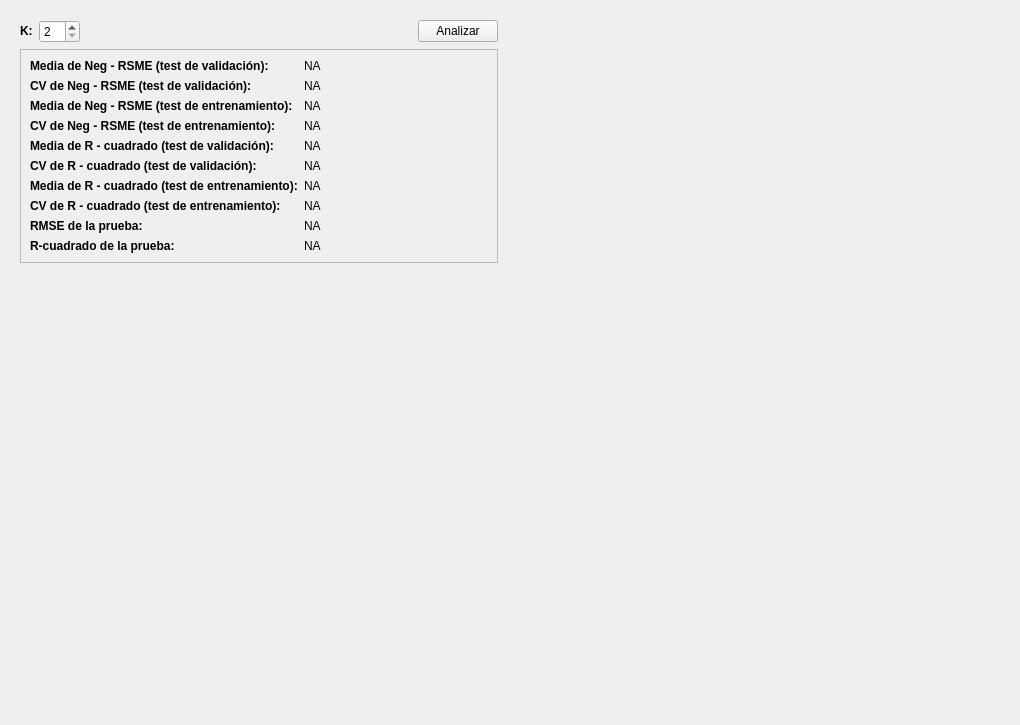
Qt form view/ui/widget_validation_kold.ui (vasha54/apm) before a commit.
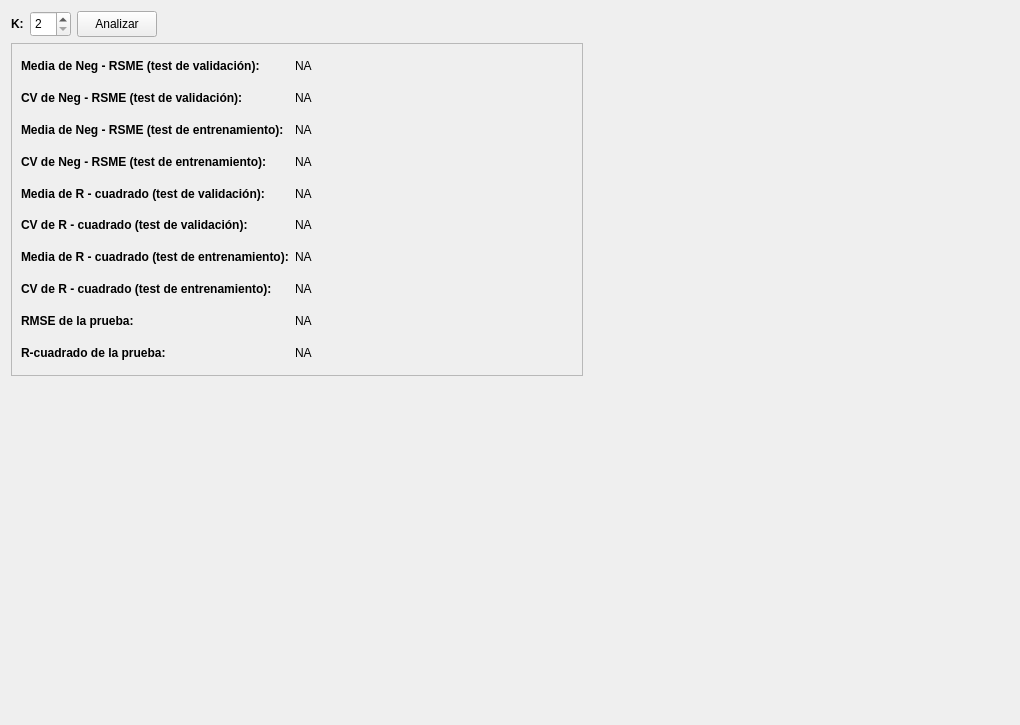
The same form after that commit.

What changed in the file:
```diff
--- a/view/ui/widget_validation_kold.ui
+++ b/view/ui/widget_validation_kold.ui
@@ -13,10 +13,7 @@
   <property name="windowTitle">
    <string>Form</string>
   </property>
-  <layout class="QGridLayout" name="gridLayout_8">
-   <item row="0" column="0">
-    <widget class="QWidget" name="widget" native="true">
-     <layout class="QGridLayout" name="gridLayout_5">
+  <layout class="QGridLayout" name="gridLayout_2">
       <item row="0" column="0">
        <widget class="QLabel" name="label">
         <property name="sizePolicy">
@@ -25,6 +22,18 @@
           <verstretch>0</verstretch>
          </sizepolicy>
         </property>
+     <property name="minimumSize">
+      <size>
+       <width>0</width>
+       <height>26</height>
+      </size>
+     </property>
+     <property name="maximumSize">
+      <size>
+       <width>16777215</width>
+       <height>26</height>
+      </size>
+     </property>
         <property name="font">
          <font>
           <weight>75</weight>
@@ -44,6 +53,18 @@
           <verstretch>0</verstretch>
          </sizepolicy>
         </property>
+     <property name="minimumSize">
+      <size>
+       <width>0</width>
+       <height>26</height>
+      </size>
+     </property>
+     <property name="maximumSize">
+      <size>
+       <width>16777215</width>
+       <height>26</height>
+      </size>
+     </property>
         <property name="minimum">
          <number>2</number>
         </property>
@@ -53,6 +74,31 @@
        </widget>
       </item>
       <item row="0" column="2">
+    <widget class="QPushButton" name="pBAnalizar">
+     <property name="sizePolicy">
+      <sizepolicy hsizetype="Maximum" vsizetype="Maximum">
+       <horstretch>0</horstretch>
+       <verstretch>0</verstretch>
+      </sizepolicy>
+     </property>
+     <property name="minimumSize">
+      <size>
+       <width>0</width>
+       <height>26</height>
+      </size>
+     </property>
+     <property name="maximumSize">
+      <size>
+       <width>16777215</width>
+       <height>26</height>
+      </size>
+     </property>
+     <property name="text">
+      <string>Analizar</string>
+     </property>
+    </widget>
+   </item>
+   <item row="0" column="3" colspan="2">
        <spacer name="horizontalSpacer">
         <property name="orientation">
          <enum>Qt::Horizontal</enum>
@@ -62,27 +108,20 @@
         </property>
         <property name="sizeHint" stdset="0">
          <size>
-          <width>318</width>
-          <height>20</height>
+       <width>840</width>
+       <height>26</height>
          </size>
         </property>
        </spacer>
       </item>
-      <item row="0" column="3">
-       <widget class="QPushButton" name="pBAnalizar">
-        <property name="sizePolicy">
-         <sizepolicy hsizetype="Maximum" vsizetype="Maximum">
-          <horstretch>0</horstretch>
-          <verstretch>0</verstretch>
-         </sizepolicy>
-        </property>
-        <property name="text">
-         <string>Analizar</string>
-        </property>
-       </widget>
-      </item>
       <item row="1" column="0" colspan="4">
        <widget class="QFrame" name="frameResult">
+     <property name="sizePolicy">
+      <sizepolicy hsizetype="Minimum" vsizetype="Minimum">
+       <horstretch>0</horstretch>
+       <verstretch>0</verstretch>
+      </sizepolicy>
+     </property>
         <property name="frameShape">
          <enum>QFrame::StyledPanel</enum>
         </property>
@@ -473,35 +512,37 @@
         </layout>
        </widget>
       </item>
-      <item row="2" column="2">
-       <spacer name="verticalSpacer">
-        <property name="orientation">
-         <enum>Qt::Vertical</enum>
-        </property>
-        <property name="sizeHint" stdset="0">
-         <size>
-          <width>20</width>
-          <height>380</height>
-         </size>
-        </property>
-       </spacer>
-      </item>
-     </layout>
-    </widget>
-   </item>
-   <item row="0" column="1">
+   <item row="1" column="4">
     <widget class="QWidget" name="widgetChartRSquareKFold" native="true">
-     <layout class="QVBoxLayout" name="verticalLayout_6"/>
+     <property name="sizePolicy">
+      <sizepolicy hsizetype="Minimum" vsizetype="Minimum">
+       <horstretch>0</horstretch>
+       <verstretch>0</verstretch>
+      </sizepolicy>
+     </property>
+     <layout class="QVBoxLayout" name="vLayoutChartRSquareKFold"/>
     </widget>
    </item>
-   <item row="1" column="0">
+   <item row="2" column="0" colspan="4">
     <widget class="QWidget" name="widgetChartValuesPredichosKFold" native="true">
-     <layout class="QVBoxLayout" name="verticalLayout"/>
+     <property name="sizePolicy">
+      <sizepolicy hsizetype="Minimum" vsizetype="Minimum">
+       <horstretch>0</horstretch>
+       <verstretch>0</verstretch>
+      </sizepolicy>
+     </property>
+     <layout class="QVBoxLayout" name="vLayoutChartValuesPredichosKFold"/>
     </widget>
    </item>
-   <item row="1" column="1">
+   <item row="2" column="4">
     <widget class="QWidget" name="widgetChartNegRMSEKFold" native="true">
-     <layout class="QVBoxLayout" name="verticalLayout_5"/>
+     <property name="sizePolicy">
+      <sizepolicy hsizetype="Minimum" vsizetype="Minimum">
+       <horstretch>0</horstretch>
+       <verstretch>0</verstretch>
+      </sizepolicy>
+     </property>
+     <layout class="QVBoxLayout" name="vLayoutChartNegRMSEKFold"/>
     </widget>
    </item>
   </layout>
```
Lines whose indentation alone changed are shown as unchanged.
